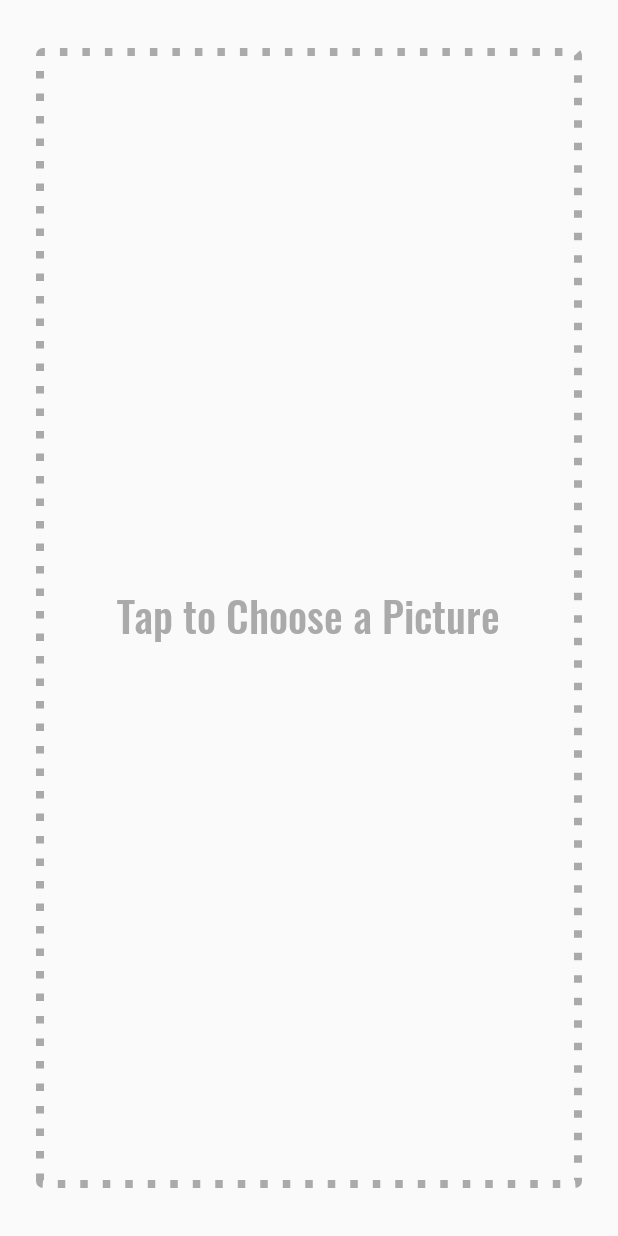
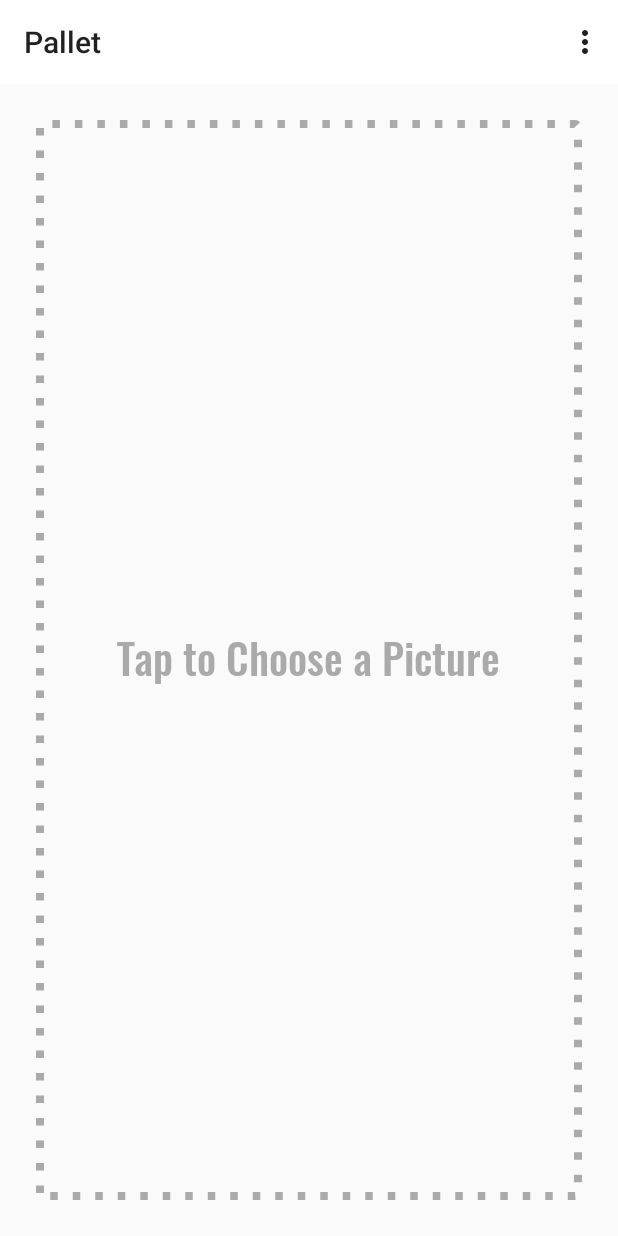
Before and after one commit to rumaan/pallet, an Android app: the screen it shows after launch (MainActivity), on a phone screen of 412 x 824 dp. Run offline under Robolectric (Android 15) with nearby library versions, the phone set to English and light mode, and no system bars; libraries missing offline, so code that uses them is left out: android.support.v7.

```diff
--- a/app/build.gradle
+++ b/app/build.gradle
@@ -36,7 +36,7 @@ dependencies {
     implementation 'com.android.support:palette-v7:25.4.0'
     compile 'com.android.support:design:25.4.0'
 
-    compile  'com.github.bumptech.glide:glide:4.0.0-RC1'
+    compile 'com.github.bumptech.glide:glide:4.0.0-RC1'
     annotationProcessor 'com.github.bumptech.glide:compiler:4.0.0-RC1'
 
     implementation 'com.android.support:support-v4:25.4.0'
--- a/app/src/main/AndroidManifest.xml
+++ b/app/src/main/AndroidManifest.xml
@@ -3,6 +3,7 @@
     package="com.rumaan.rx.pallet">
 
     <uses-permission android:name="android.permission.WRITE_EXTERNAL_STORAGE" />
+
     <uses-feature
         android:name="android.hardware.camera"
         android:required="true" />
@@ -21,6 +22,10 @@
                 <category android:name="android.intent.category.LAUNCHER" />
             </intent-filter>
         </activity>
+        <activity
+            android:name=".AboutActivity"
+            android:parentActivityName=".MainActivity"
+            android:theme="@style/AppTheme.WithToolBar" />
     </application>
 
 </manifest>
--- a/app/src/main/java/com/rumaan/rx/pallet/MainActivity.kt
+++ b/app/src/main/java/com/rumaan/rx/pallet/MainActivity.kt
@@ -16,11 +16,12 @@ import android.support.v4.content.ContextCompat
 import android.support.v4.view.animation.FastOutSlowInInterpolator
 import android.support.v7.app.AppCompatActivity
 import android.support.v7.graphics.Palette
+import android.view.Menu
+import android.view.MenuItem
 import android.view.View
 import android.view.animation.AnimationUtils
 import android.widget.Toast
 import kotlinx.android.synthetic.main.activity_main.*
-
 
 class MainActivity : AppCompatActivity(), ImageFragment.OnImageLoadedListener {
     override fun onImageLoaded() {
@@ -31,7 +32,6 @@ class MainActivity : AppCompatActivity(), ImageFragment.OnImageLoadedListener {
         close_btn.animation = anim
         close_btn.visibility = View.VISIBLE
     }
-
 
     val REQUEST_IMG = 4
     val REQUEST_PERMISSION = 5
@@ -64,9 +64,8 @@ class MainActivity : AppCompatActivity(), ImageFragment.OnImageLoadedListener {
             return@PaletteAsyncListener
         }
 
-        hexcode_text.text = "Could'nt get the hexcode please try again!"
+        hexcode_text.text = getString(R.string.palette_error)
         animateText()
-
     })
 
     private fun animateText() {
@@ -82,9 +81,25 @@ class MainActivity : AppCompatActivity(), ImageFragment.OnImageLoadedListener {
         finish()
     }
 
+    override fun onCreateOptionsMenu(menu: Menu?): Boolean {
+        menuInflater.inflate(R.menu.menu, menu)
+        return true
+    }
+
+    override fun onOptionsItemSelected(item: MenuItem?): Boolean {
+        when {
+            item?.itemId == R.id.menu_about -> {
+                startActivity(Intent(this, AboutActivity::class.java))
+            }
+        }
+        return true
+    }
+
     override fun onCreate(savedInstanceState: Bundle?) {
         super.onCreate(savedInstanceState)
         setContentView(R.layout.activity_main)
+        setSupportActionBar(toolbar)
+
         typeface = Typeface.createFromAsset(assets, "fonts/oswald_medium.ttf")
 
         choose_image.setOnClickListener {
@@ -95,7 +110,6 @@ class MainActivity : AppCompatActivity(), ImageFragment.OnImageLoadedListener {
                                 "Please close the current image to choose a new one.",
                                 Snackbar.LENGTH_SHORT)
                         .show()
-
             } else {
                 requestImage()
             }
@@ -144,10 +158,6 @@ class MainActivity : AppCompatActivity(), ImageFragment.OnImageLoadedListener {
     }
 
     private fun getImage() {
-        /*val takePicIntent = Intent(MediaStore.ACTION_IMAGE_CAPTURE)
-        if (takePicIntent.resolveActivity(packageManager) != null) {
-            startActivityForResult(takePicIntent, REQUEST_IMG)
-        }*/
         val pickImageIntent = Intent()
         pickImageIntent.type = "image/*"
         pickImageIntent.action = Intent.ACTION_GET_CONTENT
--- a/app/src/main/res/layout/activity_main.xml
+++ b/app/src/main/res/layout/activity_main.xml
@@ -31,16 +31,15 @@
         android:id="@+id/choose_image_container"
         android:layout_width="0dp"
         android:layout_height="0dp"
-        android:layout_marginBottom="24dp"
+        android:layout_marginBottom="16dp"
         android:layout_marginEnd="16dp"
         android:layout_marginStart="16dp"
-        android:layout_marginTop="24dp"
         android:padding="8dp"
         app:layout_constraintBottom_toTopOf="@+id/hexcode_text"
         app:layout_constraintEnd_toEndOf="parent"
         app:layout_constraintStart_toStartOf="parent"
-        app:layout_constraintTop_toTopOf="parent"
-        tools:layout_editor_absoluteX="8dp">
+        android:layout_marginTop="16dp"
+        app:layout_constraintTop_toBottomOf="@+id/toolbar">
 
         <FrameLayout
             android:id="@+id/choose_image"
@@ -69,9 +68,8 @@
         android:id="@+id/close_btn"
         android:layout_width="wrap_content"
         android:layout_height="wrap_content"
-        android:layout_marginEnd="16dp"
+        android:layout_marginEnd="8dp"
         android:layout_marginStart="8dp"
-        android:layout_marginTop="16dp"
         android:background="@drawable/btn_background_round_white"
         android:clickable="true"
         android:elevation="15dp"
@@ -80,9 +78,24 @@
         app:layout_constraintEnd_toEndOf="parent"
         app:layout_constraintHorizontal_bias="1.0"
         app:layout_constraintStart_toStartOf="parent"
-        app:layout_constraintTop_toTopOf="parent"
         app:srcCompat="@drawable/ic_close_black_24dp"
-        tools:visibility="visible" />
+        tools:visibility="visible"
+        tools:layout_editor_absoluteY="64dp" />
+
+    <android.support.v7.widget.Toolbar
+        android:id="@+id/toolbar"
+        android:layout_width="0dp"
+        android:layout_height="wrap_content"
+        android:background="?attr/colorPrimary"
+        android:minHeight="?attr/actionBarSize"
+        android:theme="?attr/actionBarTheme"
+        tools:layout_editor_absoluteX="8dp"
+        tools:layout_editor_absoluteY="0dp"
+        android:layout_marginEnd="0dp"
+        app:layout_constraintEnd_toEndOf="parent"
+        app:layout_constraintStart_toStartOf="parent"
+        android:layout_marginStart="0dp"
+        app:layout_constraintTop_toTopOf="parent" />
 
 
 </android.support.constraint.ConstraintLayout>
--- /dev/null
+++ b/app/src/main/res/menu/menu.xml
@@ -0,0 +1,7 @@
+<?xml version="1.0" encoding="utf-8"?>
+<menu xmlns:android="http://schemas.android.com/apk/res/android">
+    <item
+        android:id="@+id/menu_about"
+        android:title="About" />
+
+</menu>
--- a/app/src/main/res/values/strings.xml
+++ b/app/src/main/res/values/strings.xml
@@ -2,6 +2,7 @@
     <string name="app_name">Pallet</string>
     <string name="choose_photo">Tap to Choose a Picture</string>
 
-    <!-- TODO: Remove or change this placeholder text -->
+
+    <string name="palette_error">Could\'nt get the hexcode for this image. Please try Again!\uD83D\uDE22</string>
     <string name="hello_blank_fragment">Hello blank fragment</string>
 </resources>
--- a/app/src/main/res/values/styles.xml
+++ b/app/src/main/res/values/styles.xml
@@ -2,7 +2,15 @@
 
     <!-- Base application theme. -->
     <style name="AppTheme" parent="Theme.AppCompat.Light.NoActionBar">
-        <!-- Customize your theme here. -->
+
+        <item name="colorPrimary">@color/colorPrimary</item>
+        <item name="colorPrimaryDark">@color/colorPrimaryDark</item>
+        <item name="colorAccent">@color/colorAccent</item>
+        <item name="android:statusBarColor">@color/colorAccent</item>
+    </style>
+
+    <!-- Base theme with Toolbar -->
+    <style name="AppTheme.WithToolBar" parent="Theme.AppCompat.Light">
         <item name="colorPrimary">@color/colorPrimary</item>
         <item name="colorPrimaryDark">@color/colorPrimaryDark</item>
         <item name="colorAccent">@color/colorAccent</item>
```
Also changed, not shown: app/src/main/java/com/rumaan/rx/pallet/AboutActivity.kt (added, +13 -0 lines), app/src/main/res/layout/activity_about.xml (added, +9 -0 lines).
